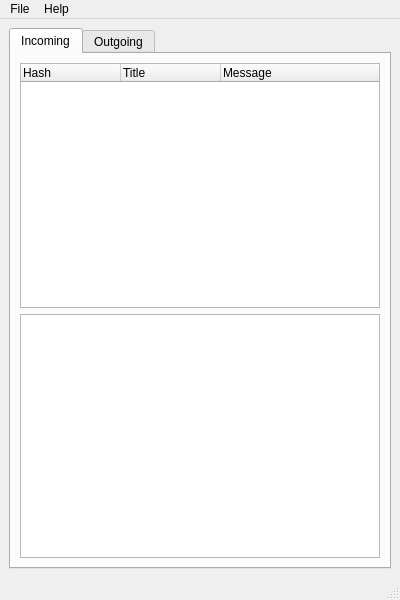
Old version of the form ui/FluidNexusDesktop.ui in the repository zeitkunst/FluidNexus.
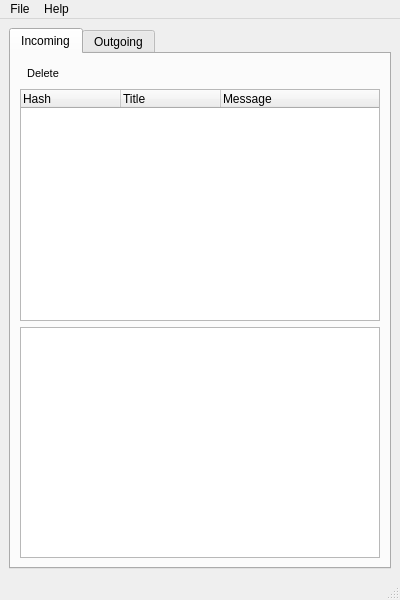
New version of the form. Icons and pictures are not drawn.

Commit message: -- deleting incoming messages now de-advertises the hash

```diff
--- a/ui/FluidNexusDesktop.ui
+++ b/ui/FluidNexusDesktop.ui
@@ -33,14 +33,14 @@
          <layout class="QVBoxLayout" name="verticalLayout">
           <item>
            <layout class="QGridLayout" name="gridLayout_2">
-            <item row="1" column="0">
+            <item row="2" column="0">
              <widget class="QPlainTextEdit" name="incomingMessageText">
               <property name="readOnly">
                <bool>true</bool>
               </property>
              </widget>
             </item>
-            <item row="0" column="0">
+            <item row="1" column="0">
              <widget class="QTreeWidget" name="incomingMessagesList">
               <column>
                <property name="text">
@@ -59,6 +59,51 @@
               </column>
              </widget>
             </item>
+            <item row="0" column="0">
+             <layout class="QHBoxLayout" name="horizontalLayout">
+              <item>
+               <widget class="QToolButton" name="deleteIncomingButton">
+                <property name="font">
+                 <font>
+                  <pointsize>8</pointsize>
+                 </font>
+                </property>
+                <property name="text">
+                 <string>Delete</string>
+                </property>
+                <property name="icon">
+                 <iconset resource="res/FluidNexus.qrc">
+                  <normaloff>:/icon32x32/icons/32x32/menu_delete.png</normaloff>:/icon32x32/icons/32x32/menu_delete.png</iconset>
+                </property>
+                <property name="iconSize">
+                 <size>
+                  <width>32</width>
+                  <height>32</height>
+                 </size>
+                </property>
+                <property name="toolButtonStyle">
+                 <enum>Qt::ToolButtonTextUnderIcon</enum>
+                </property>
+                <property name="autoRaise">
+                 <bool>true</bool>
+                </property>
+               </widget>
+              </item>
+              <item>
+               <spacer name="horizontalSpacer_2">
+                <property name="orientation">
+                 <enum>Qt::Horizontal</enum>
+                </property>
+                <property name="sizeHint" stdset="0">
+                 <size>
+                  <width>40</width>
+                  <height>20</height>
+                 </size>
+                </property>
+               </spacer>
+              </item>
+             </layout>
+            </item>
            </layout>
           </item>
          </layout>
```
Left out of the diff: 24 changed lines with no effect on the pictures. The commit also changes 4 other files.
